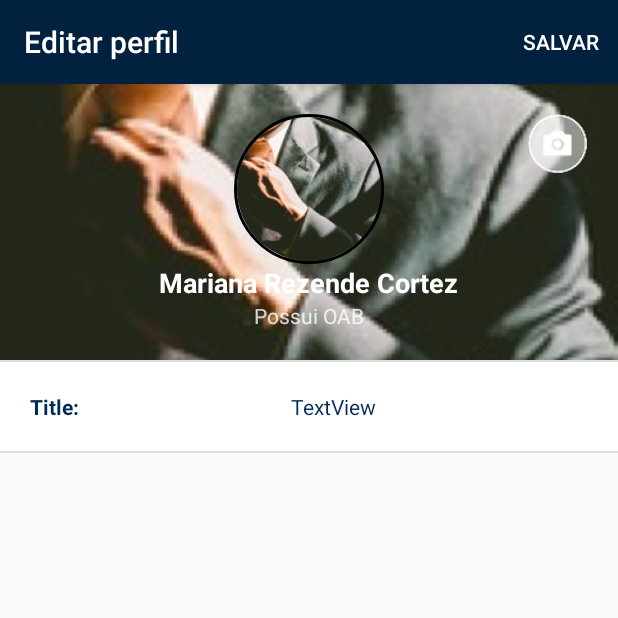
After one commit to Lab262/GoLawyer, an Android app: the EditProfileActivity screen opened directly, with no data from a screen before it, on a phone screen of 412 x 824 dp, the top half of it. The commit adds this screen. Run offline under Robolectric (Android 15) with nearby library versions, the phone set to English and light mode, and no system bars; our stand-ins replace CircleImageView; libraries missing offline, so code that uses them is left out: com.loopj.android, cz.msebera.android; pictures from the network do not load; 9 statements that could not run were skipped.

Commit message:
Start to implement edit profile

```diff
--- a/app/src/main/AndroidManifest.xml
+++ b/app/src/main/AndroidManifest.xml
@@ -71,7 +71,8 @@
             android:value="@string/google_maps_key" />
 
         <activity android:name=".Profile.DetailEvaluationActivity" />
-        <activity android:name=".Map.MapListActivity"></activity>
+        <activity android:name=".Map.MapListActivity" />
+        <activity android:name=".Profile.EditProfileActivity"></activity>
     </application>
 
 </manifest>
--- a/app/src/main/java/mobigap/golawyer/BottomBarActivity.java
+++ b/app/src/main/java/mobigap/golawyer/BottomBarActivity.java
@@ -16,6 +16,7 @@ import mobigap.golawyer.Extensions.ActivityManager;
 import mobigap.golawyer.LawyerServiceRequest.LawyerServiceRequestListFragment;
 import mobigap.golawyer.Map.MapFragment;
 import mobigap.golawyer.Map.MapListActivity;
+import mobigap.golawyer.Profile.EditProfileActivity;
 import mobigap.golawyer.Profile.ProfileFragment;
 import mobigap.golawyer.Protocols.OnFragmentInteractionListener;
 
@@ -146,8 +147,7 @@ public class BottomBarActivity extends AppCompatActivity implements AHBottomNavi
                 ActivityManager.changeActivity(BottomBarActivity.this, MapListActivity.class);
                 break;
             case R.id.action_edit_profile:
-                //TODO: Chamar o editar perfil.
-                //ActivityManager.changeActivity(BottomBarActivity.this, MapListActivity.class);
+                ActivityManager.changeActivity(BottomBarActivity.this, EditProfileActivity.class);
                 break;
         }
 
--- a/app/src/main/java/mobigap/golawyer/Persistence/ApplicationState.java
+++ b/app/src/main/java/mobigap/golawyer/Persistence/ApplicationState.java
@@ -3,6 +3,9 @@ package mobigap.golawyer.Persistence;
 import android.content.Context;
 import android.content.SharedPreferences;
 
+import java.util.ArrayList;
+
+import mobigap.golawyer.Model.UserDataModel;
 import mobigap.golawyer.Model.UserInformationModel;
 import mobigap.golawyer.Model.UserModel;
 
@@ -14,6 +17,7 @@ public class ApplicationState {
 
     private UserModel currentUser = null;
     public UserInformationModel currentUserInformationModel = null;
+    private ArrayList<UserDataModel> currentUserDataModels = null;
 
     private static ApplicationState ourInstance = new ApplicationState();
     private static String nameSharedPreferences = "currentUserStorage";
@@ -53,4 +57,12 @@ public class ApplicationState {
         editor.clear();
         editor.commit();
     }
+
+    public ArrayList<UserDataModel> getCurrentUserDataModels() {
+        return currentUserDataModels;
+    }
+
+    public void setCurrentUserDataModels(ArrayList<UserDataModel> currentUserDataModels) {
+        this.currentUserDataModels = currentUserDataModels;
+    }
 }
--- /dev/null
+++ b/app/src/main/java/mobigap/golawyer/Profile/EditProfileActivity.java
@@ -0,0 +1,183 @@
+package mobigap.golawyer.Profile;
+
+import android.content.Intent;
+import android.graphics.Bitmap;
+import android.graphics.drawable.BitmapDrawable;
+import android.net.Uri;
+import android.support.v7.app.AppCompatActivity;
+import android.os.Bundle;
+import android.view.Menu;
+import android.view.MenuInflater;
+import android.view.MenuItem;
+import android.view.View;
+import android.widget.ImageButton;
+import android.widget.ImageView;
+import android.widget.LinearLayout;
+import android.widget.ListView;
+import android.widget.RelativeLayout;
+import android.widget.TextView;
+
+import com.loopj.android.http.AsyncHttpResponseHandler;
+
+import java.util.ArrayList;
+
+import cz.msebera.android.httpclient.Header;
+import de.hdodenhof.circleimageview.CircleImageView;
+import mobigap.golawyer.Extensions.CameraConfiguration;
+import mobigap.golawyer.Extensions.ImageConvert;
+import mobigap.golawyer.Model.ProfileInformationModel;
+import mobigap.golawyer.Model.UserDataModel;
+import mobigap.golawyer.Persistence.ApplicationState;
+import mobigap.golawyer.Profile.Information.ProfileInformationListAdapter;
+import mobigap.golawyer.R;
+import mobigap.golawyer.Requests.UserRequest;
+
+public class EditProfileActivity extends AppCompatActivity implements View.OnClickListener {
+
+    private View header;
+    private ImageButton cameraButton;
+    private ImageView backgroundImageViewProfile;
+    private CircleImageView circleImageViewProfile;
+    private ListView profileEditInformationListView;
+    private TextView nameTextView, hasOABTextView;
+
+    private final int CONST_IMAGE_BLUR = 25;
+    private final int SIZE_PHOTO = 200;
+
+    @Override
+    protected void onCreate(Bundle savedInstanceState) {
+        super.onCreate(savedInstanceState);
+        setContentView(R.layout.activity_edit_profile);
+        getInstanceViews();
+        getImage();
+        adjustLayoutListView();
+        setPropertiesViews();
+        adjustLayoutHeader();
+    }
+
+    @Override
+    public boolean onCreateOptionsMenu(Menu menu) {
+        MenuInflater inflater = getMenuInflater();
+        inflater.inflate(R.menu.edit_profile_menu, menu);
+        return super.onCreateOptionsMenu(menu);
+    }
+
+    @Override
+    public boolean onOptionsItemSelected(MenuItem item) {
+
+        switch (item.getItemId()) {
+            case R.id.action_save_edit_profile:
+                //TODO: Logica para salvar o perfil caso tenha modificado algo...
+                break;
+        }
+
+        return super.onOptionsItemSelected(item);
+    }
+
+    private void getInstanceViews(){
+        header = getLayoutInflater().inflate(
+                R.layout.register_profile_photo, null, false);
+
+        nameTextView = (TextView) header.findViewById(R.id.nameTextView);
+        hasOABTextView = (TextView) header.findViewById(R.id.hasOABTextView);
+        cameraButton = (ImageButton) header.findViewById(R.id.cameraButton);
+        circleImageViewProfile = (CircleImageView) header.findViewById(R.id.profileImage);
+        backgroundImageViewProfile = (ImageView) header.findViewById(R.id.backgroundPhotoImage);
+    }
+
+    private void setPropertiesViews() {
+        setTitle(R.string.title_activity_edit_profile);
+        cameraButton.setOnClickListener(this);
+        nameTextView.setText(ApplicationState.sharedState().getCurrentUser(this).getName());
+        hasOABTextView.setText(ApplicationState.sharedState().getCurrentUser(this).getOab());
+    }
+
+    private void adjustLayoutHeader(){
+        //TODO: Crash aqui... tem que dar um jeito de adicionar esse header com uma altura definida de 200.
+        LinearLayout.LayoutParams params = (LinearLayout.LayoutParams) header.getLayoutParams();
+        params.height = SIZE_PHOTO;
+        header.setLayoutParams(params);
+    }
+
+    @Override
+    public void onClick(View view) {
+        switch (view.getId()){
+            case R.id.cameraButton:
+                CameraConfiguration.getPicture(this);
+                break;
+        }
+
+    }
+
+    private void adjustLayoutListView() {
+        profileEditInformationListView = (ListView) findViewById(R.id.profileEditInformationListView);
+        loadRequestedProfileEditInformationList(getProfileData());
+        profileEditInformationListView.addHeaderView(header);
+    }
+
+    private void loadRequestedProfileEditInformationList(ArrayList<ProfileInformationModel> profileEditInformationsRequested) {
+        //TODO: Esse adapter é provisorio, ele é para apresentar informacoes... tem que fazer uma celular praticamente igual,
+        //TODO: mudando somente o tipo do texto, nesse adapter é textview e tem que trocar para editTextView, para ser editavel
+        ProfileInformationListAdapter adapter = new ProfileInformationListAdapter(this, profileEditInformationsRequested);
+        profileEditInformationListView.setAdapter(adapter);
+    }
+
+    private ArrayList<ProfileInformationModel> getProfileData() {
+
+        ArrayList<ProfileInformationModel> profileInformationModels = new ArrayList<>();
+
+        for (UserDataModel userDataModel: ApplicationState.sharedState().getCurrentUserDataModels()){
+            ProfileInformationModel informationModel = new ProfileInformationModel(userDataModel.getDataTitle(), userDataModel.getDataValue());
+            profileInformationModels.add(informationModel);
+        }
+
+        return profileInformationModels;
+    }
+
+    private void getImage(){
+        UserRequest.getImage(ApplicationState.sharedState().getCurrentUser(this).getPhoto(), new AsyncHttpResponseHandler() {
+            @Override
+            public void onSuccess(int statusCode, Header[] headers, byte[] responseBody) {
+                Bitmap imageBitmap = ImageConvert.getDecode64ImageStringFromByte(responseBody);
+                circleImageViewProfile.setImageBitmap(imageBitmap);
+                Bitmap blurred = ImageConvert.blurRenderScript(getApplicationContext(),imageBitmap, CONST_IMAGE_BLUR);
+                backgroundImageViewProfile.setImageBitmap(blurred);
+            }
+
+            @Override
+            public void onFailure(int statusCode, Header[] headers, byte[] responseBody, Throwable error) {
+
+            }
+        });
+    }
+
+    @Override
+    protected void onActivityResult(int requestCode, int resultCode, Intent data) {
+        super.onActivityResult(requestCode, resultCode, data);
+        switch (requestCode) {
+            case CameraConfiguration.KEY_GET_PICTURE:
+                if (resultCode == RESULT_OK) {
+                    if (data.getExtras()==null){
+                        //Image from Galerry
+                        Uri selectedImage = data.getData();
+                        circleImageViewProfile.setImageURI(selectedImage);
+                        backgroundImageViewProfile.setImageURI(selectedImage);
+                        Bitmap bitmap = ((BitmapDrawable)backgroundImageViewProfile.getDrawable()).getBitmap();
+                        Bitmap blurred = ImageConvert.blurRenderScript(this,bitmap, CONST_IMAGE_BLUR);
+                        backgroundImageViewProfile.setImageBitmap(blurred);
+                    }else {
+                        //Image from Camera
+                        Bundle extras = data.getExtras();
+                        Bitmap imageBitmap = (Bitmap) extras.get("data");
+                        circleImageViewProfile.setImageBitmap(imageBitmap);
+                        Bitmap blurred = ImageConvert.blurRenderScript(this,imageBitmap, CONST_IMAGE_BLUR);
+                        backgroundImageViewProfile.setImageBitmap(blurred);
+                    }
+
+                }
+                break;
+        }
+    }
+
+
+}
--- /dev/null
+++ b/app/src/main/res/layout/activity_edit_profile.xml
@@ -0,0 +1,14 @@
+<?xml version="1.0" encoding="utf-8"?>
+<LinearLayout xmlns:android="http://schemas.android.com/apk/res/android"
+    xmlns:tools="http://schemas.android.com/tools"
+    android:id="@+id/activity_edit_profile"
+    android:layout_width="match_parent"
+    android:layout_height="match_parent"
+    tools:context="mobigap.golawyer.Profile.EditProfileActivity">
+
+    <ListView
+        android:layout_width="match_parent"
+        android:layout_height="match_parent"
+        android:id="@+id/profileEditInformationListView" />
+
+</LinearLayout>
--- /dev/null
+++ b/app/src/main/res/menu/edit_profile_menu.xml
@@ -0,0 +1,13 @@
+<?xml version="1.0" encoding="utf-8"?>
+<menu xmlns:android="http://schemas.android.com/apk/res/android"
+    xmlns:app="http://schemas.android.com/apk/res-auto"
+    android:layout_height="match_parent"
+    android:layout_width="match_parent">
+
+    <item
+        android:id="@+id/action_save_edit_profile"
+        android:orderInCategory="100"
+        app:showAsAction="always"
+        android:title="@string/placeholder_save_edit_profile" />
+
+</menu>
--- a/app/src/main/res/values/strings.xml
+++ b/app/src/main/res/values/strings.xml
@@ -38,6 +38,7 @@
     <string name="placeholder_credit_card_cvv">CVV: </string>
     <string name="placeholder_credit_card_cellphone_number">Número do celular: </string>
     <string name="placeholder_edit_profile">Editar</string>
+    <string name="placeholder_save_edit_profile">Salvar</string>
     <string name="placeholder_error_connection">Erro de Conexão</string>
     <string name="placeholder_message_dialog">Carregando...</string>
     <string name="placeholder_alert_forgot_positive_button">Enviar</string>
@@ -57,6 +58,7 @@
     <string name="name_bottom_bar_profile">Perfil</string>
     <string name="name_activity_detail_evaluation">Avaliações</string>
     <string name="title_activity_scrolling">ScrollingActivity</string>
+    <string name="title_activity_edit_profile">Editar perfil</string>
     <string name="permission_gps">O aplicativo precisa da sua permissão para acessar o GPS.</string>
     <string name="permission_gps_accepted">Permitir</string>
     <string name="permission_gps_denied">Não Permitir</string>
```
Also changed, not shown: app/src/main/java/mobigap/golawyer/Profile/ProfileFragment.java (+6 -3 lines).
